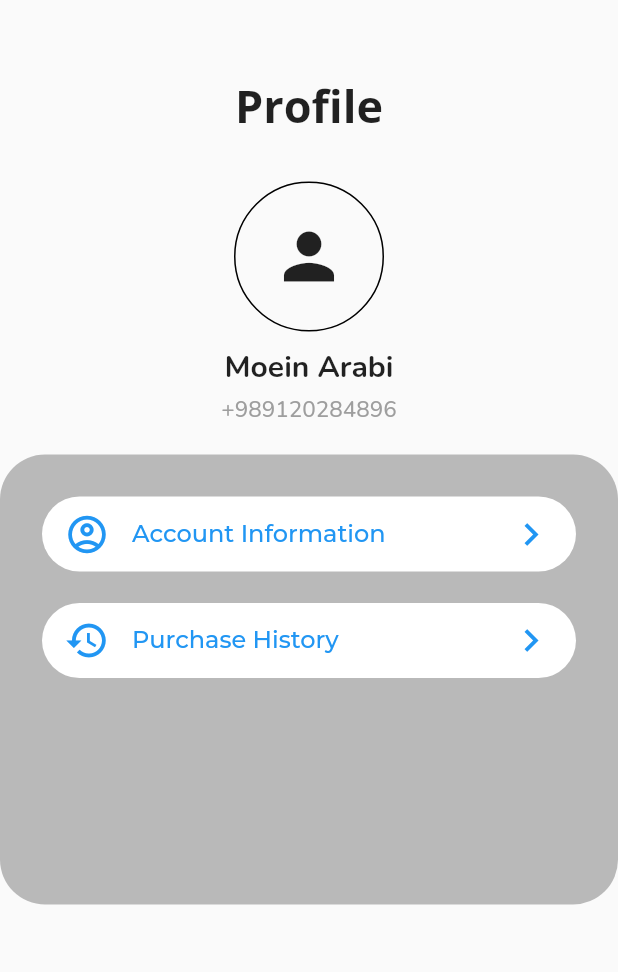
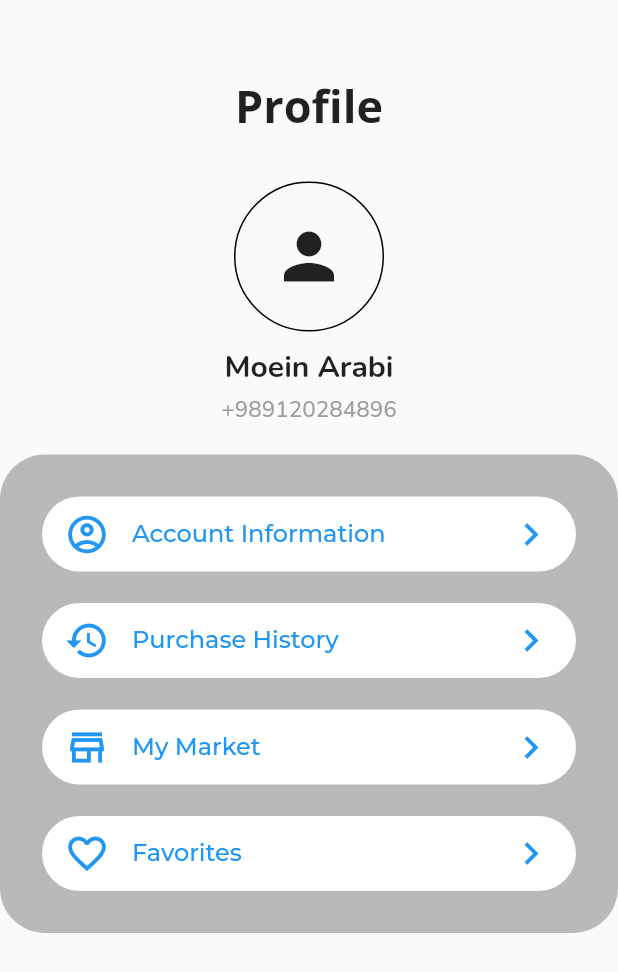
Before and after one commit to ILoveBacteria/namakala, a Flutter app: the Profile screen opened directly, on a phone screen of 412 x 824 dp. Shown: the top 972 px of the screen. Run offline on Flutter 3.47's test engine with Material 2 defaults, Android fonts, the phone set to English and light mode, and no system bars; our stand-ins replace google_fonts.

Commit message:
Added new buttons to profile screen

```diff
--- a/lib/screens/profile.dart
+++ b/lib/screens/profile.dart
@@ -51,7 +51,7 @@ class Profile extends StatelessWidget {
               Container(
                 padding: const EdgeInsets.all(20.0),
                 width: double.infinity,
-                height: 300.0,
+                // height: 300.0,
                 decoration: BoxDecoration(
                   borderRadius: BorderRadius.circular(30.0),
                   color: Colors.black26,
@@ -67,6 +67,18 @@ class Profile extends StatelessWidget {
                     _button(
                         text: 'Purchase History',
                         icon: Icons.history,
+                        onPressed: () {}
+                    ),
+                    const SizedBox(height: 5.0),
+                    _button(
+                        text: 'My Market',
+                        icon: Icons.store_outlined,
+                        onPressed: () {}
+                    ),
+                    const SizedBox(height: 5.0),
+                    _button(
+                        text: 'Favorites',
+                        icon: Icons.favorite_outline,
                         onPressed: () {}
                     ),
                   ],
```
